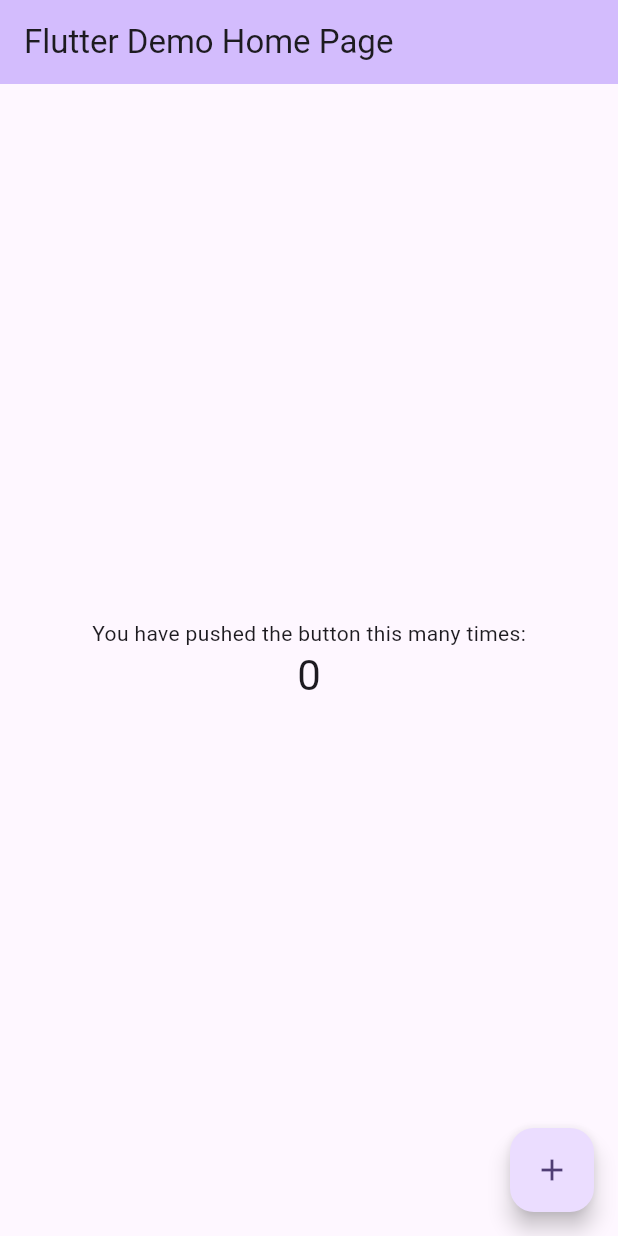
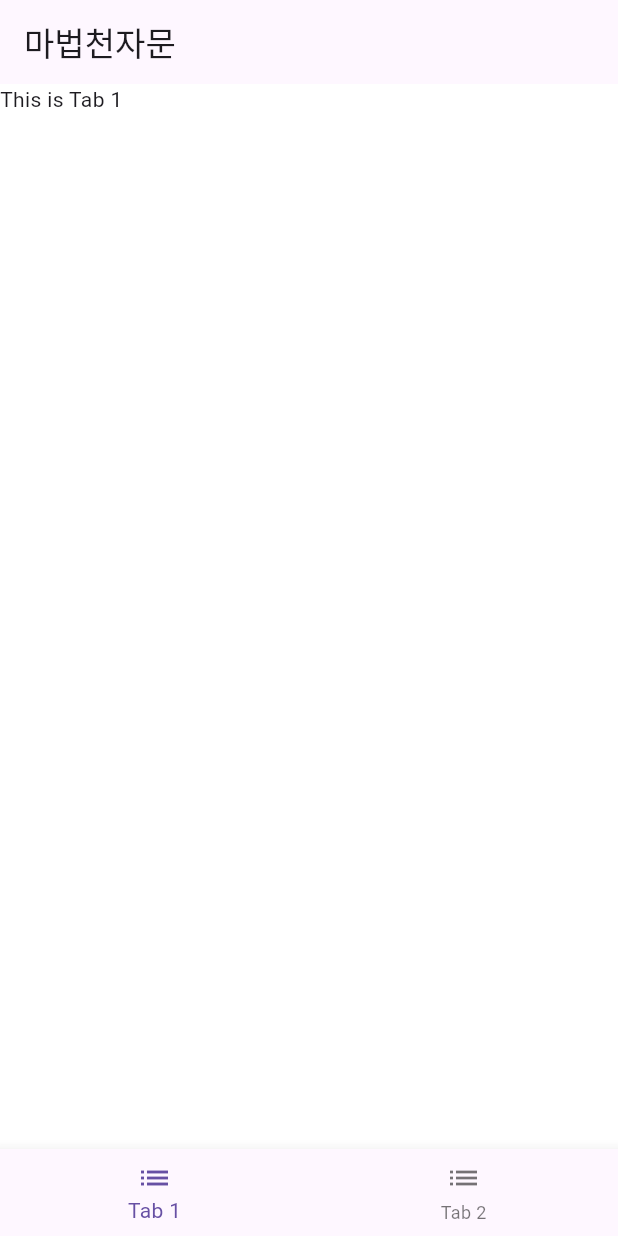
Before and after one commit to mgklee/hanja-magic, a Flutter app: the screen it shows after launch, on a phone screen of 412 x 824 dp. Run offline on Flutter 3.47's test engine with Material 3 defaults, Android fonts, the phone set to English and light mode, and no system bars.

Commit message:
Add files via upload

```diff
--- a/lib/main.dart
+++ b/lib/main.dart
@@ -1,125 +1,66 @@
 import 'package:flutter/material.dart';
+import 'tabs/tab1.dart';
+import 'tabs/tab2.dart';
 
-void main() {
-  runApp(const MyApp());
+void main() async {
+  runApp(MyApp());
 }
 
 class MyApp extends StatelessWidget {
   const MyApp({super.key});
 
-  // This widget is the root of your application.
   @override
   Widget build(BuildContext context) {
     return MaterialApp(
-      title: 'Flutter Demo',
-      theme: ThemeData(
-        // This is the theme of your application.
-        //
-        // TRY THIS: Try running your application with "flutter run". You'll see
-        // the application has a purple toolbar. Then, without quitting the app,
-        // try changing the seedColor in the colorScheme below to Colors.green
-        // and then invoke "hot reload" (save your changes or press the "hot
-        // reload" button in a Flutter-supported IDE, or press "r" if you used
-        // the command line to start the app).
-        //
-        // Notice that the counter didn't reset back to zero; the application
-        // state is not lost during the reload. To reset the state, use hot
-        // restart instead.
-        //
-        // This works for code too, not just values: Most code changes can be
-        // tested with just a hot reload.
-        colorScheme: ColorScheme.fromSeed(seedColor: Colors.deepPurple),
-        useMaterial3: true,
-      ),
-      home: const MyHomePage(title: 'Flutter Demo Home Page'),
+      debugShowCheckedModeBanner: false,
+      theme: ThemeData(scaffoldBackgroundColor: Colors.white),
+      home: HomePage(),
     );
   }
 }
 
-class MyHomePage extends StatefulWidget {
-  const MyHomePage({super.key, required this.title});
-
-  // This widget is the home page of your application. It is stateful, meaning
-  // that it has a State object (defined below) that contains fields that affect
-  // how it looks.
-
-  // This class is the configuration for the state. It holds the values (in this
-  // case the title) provided by the parent (in this case the App widget) and
-  // used by the build method of the State. Fields in a Widget subclass are
-  // always marked "final".
-
-  final String title;
+class HomePage extends StatefulWidget {
+  const HomePage({super.key});
 
   @override
-  State<MyHomePage> createState() => _MyHomePageState();
+  _HomePageState createState() => _HomePageState();
 }
 
-class _MyHomePageState extends State<MyHomePage> {
-  int _counter = 0;
-
-  void _incrementCounter() {
-    setState(() {
-      // This call to setState tells the Flutter framework that something has
-      // changed in this State, which causes it to rerun the build method below
-      // so that the display can reflect the updated values. If we changed
-      // _counter without calling setState(), then the build method would not be
-      // called again, and so nothing would appear to happen.
-      _counter++;
-    });
-  }
+class _HomePageState extends State<HomePage> {
+  int _currentIndex = 0;
 
   @override
   Widget build(BuildContext context) {
-    // This method is rerun every time setState is called, for instance as done
-    // by the _incrementCounter method above.
-    //
-    // The Flutter framework has been optimized to make rerunning build methods
-    // fast, so that you can just rebuild anything that needs updating rather
-    // than having to individually change instances of widgets.
+    final List<Widget> tabs = [
+      Tab1(),
+      Tab2(),
+    ];
+
     return Scaffold(
       appBar: AppBar(
-        // TRY THIS: Try changing the color here to a specific color (to
-        // Colors.amber, perhaps?) and trigger a hot reload to see the AppBar
-        // change color while the other colors stay the same.
-        backgroundColor: Theme.of(context).colorScheme.inversePrimary,
-        // Here we take the value from the MyHomePage object that was created by
-        // the App.build method, and use it to set our appbar title.
-        title: Text(widget.title),
+        title: const Text("마법천자문"),
       ),
-      body: Center(
-        // Center is a layout widget. It takes a single child and positions it
-        // in the middle of the parent.
-        child: Column(
-          // Column is also a layout widget. It takes a list of children and
-          // arranges them vertically. By default, it sizes itself to fit its
-          // children horizontally, and tries to be as tall as its parent.
-          //
-          // Column has various properties to control how it sizes itself and
-          // how it positions its children. Here we use mainAxisAlignment to
-          // center the children vertically; the main axis here is the vertical
-          // axis because Columns are vertical (the cross axis would be
-          // horizontal).
-          //
-          // TRY THIS: Invoke "debug painting" (choose the "Toggle Debug Paint"
-          // action in the IDE, or press "p" in the console), to see the
-          // wireframe for each widget.
-          mainAxisAlignment: MainAxisAlignment.center,
-          children: <Widget>[
-            const Text(
-              'You have pushed the button this many times:',
-            ),
-            Text(
-              '$_counter',
-              style: Theme.of(context).textTheme.headlineMedium,
-            ),
-          ],
-        ),
+      body: tabs[_currentIndex],
+      bottomNavigationBar: BottomNavigationBar(
+        currentIndex: _currentIndex,
+        onTap: (index) {
+          setState(() {
+            _currentIndex = index;
+          });
+        },
+        // unselectedIconTheme: IconThemeData(color: Colors.white),
+        // selectedIconTheme: IconThemeData(color: Colors.deepOrange),
+        items: const [
+          BottomNavigationBarItem(
+              icon: Icon(Icons.list),
+              label: "Tab 1"
+          ),
+          BottomNavigationBarItem(
+              icon: Icon(Icons.list),
+              label: "Tab 2"
+          ),
+        ],
       ),
-      floatingActionButton: FloatingActionButton(
-        onPressed: _incrementCounter,
-        tooltip: 'Increment',
-        child: const Icon(Icons.add),
-      ), // This trailing comma makes auto-formatting nicer for build methods.
     );
   }
 }
--- /dev/null
+++ b/lib/tabs/tab1.dart
@@ -0,0 +1,15 @@
+import 'package:flutter/material.dart';
+
+class Tab1 extends StatefulWidget {
+  const Tab1({super.key});
+
+  @override
+  _Tab1State createState() => _Tab1State();
+}
+
+class _Tab1State extends State<Tab1> {
+  @override
+  Widget build(BuildContext context) {
+    return Text('This is Tab 1');
+  }
+}
--- /dev/null
+++ b/lib/tabs/tab2.dart
@@ -0,0 +1,15 @@
+import 'package:flutter/material.dart';
+
+class Tab2 extends StatefulWidget {
+  const Tab2({super.key});
+
+  @override
+  _Tab2State createState() => _Tab2State();
+}
+
+class _Tab2State extends State<Tab2> {
+  @override
+  Widget build(BuildContext context) {
+    return Text('This is Tab 2');
+  }
+}
```
Also changed, not shown: 1 other file.
